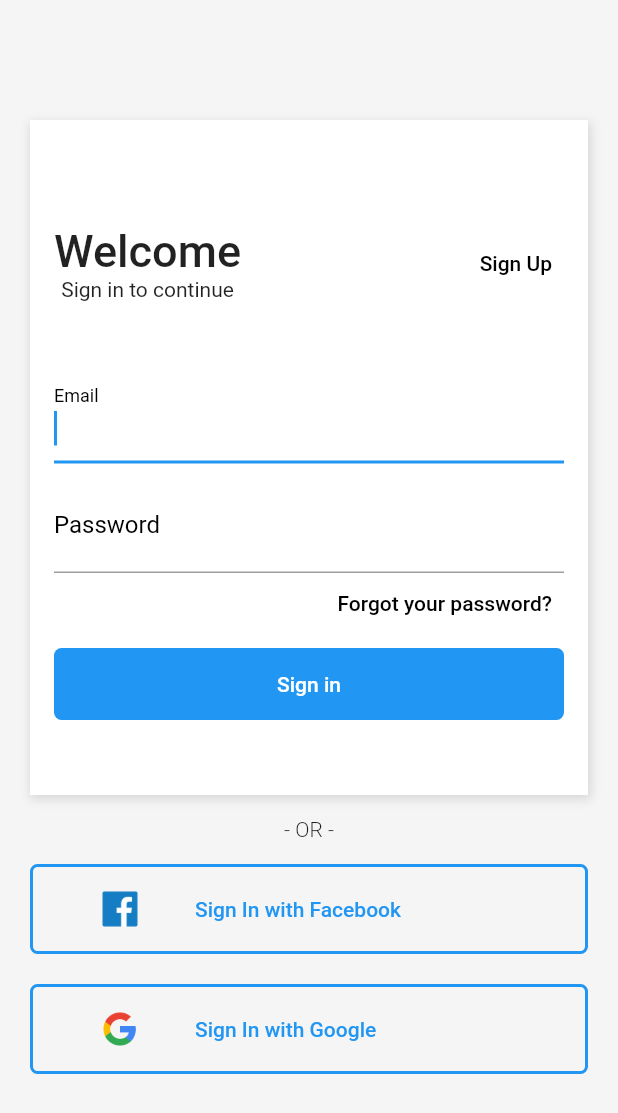
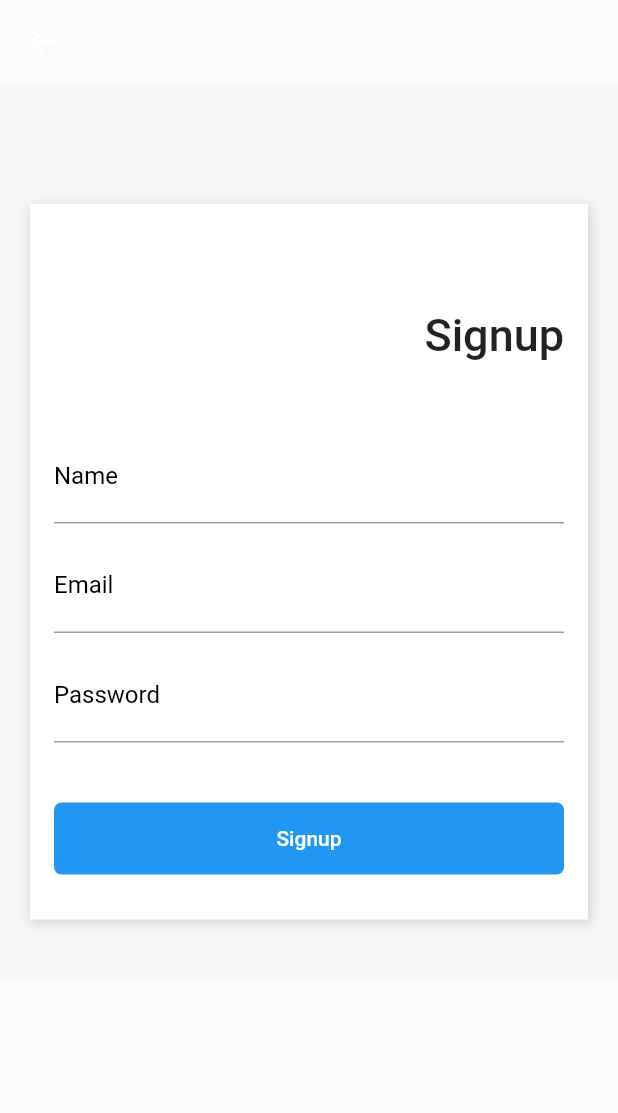
Before and after one commit to FelipeDias28/flutter-layout, a Flutter app: the screen it shows after launch, after a tap on "Sign Up", on a phone screen of 412 x 824 dp. Shown: the top 1113 px of the screen. Run offline on Flutter 3.47's test engine with Material 2 defaults, Android fonts, the phone set to English and light mode, and no system bars.

Commit message:
finalizado layout da tela de signup e criado navegação

```diff
--- a/lib/pages/login.page.dart
+++ b/lib/pages/login.page.dart
@@ -1,4 +1,5 @@
 import 'package:flutter/material.dart';
+import 'package:shopping/pages/signup.page.dart';
 
 class LoginPage extends StatelessWidget {
   const LoginPage({super.key});
@@ -63,7 +64,14 @@ class LoginPage extends StatelessWidget {
                                 color: Colors.black,
                               ),
                             ),
-                            onPressed: () {},
+                            onPressed: () {
+                              Navigator.push(
+                                context,
+                                MaterialPageRoute(
+                                  builder: (context) => const SignupPage(),
+                                ),
+                              );
+                            },
                           ),
                         ],
                       ),
--- /dev/null
+++ b/lib/pages/signup.page.dart
@@ -0,0 +1,142 @@
+import 'package:flutter/material.dart';
+
+class SignupPage extends StatelessWidget {
+  const SignupPage({super.key});
+
+  @override
+  Widget build(BuildContext context) {
+    return Scaffold(
+      appBar: // Somente a App BAr, permite que tenha a opção de voltar a página anterior
+          AppBar(
+        backgroundColor: Colors.white.withOpacity(0),
+        elevation:
+            0, // O quão elevado da tela, parece que esta mais próximo do usuário
+      ),
+      body: SingleChildScrollView(
+        child: Container(
+          color: const Color(0xFFF5F5F5),
+          padding: const EdgeInsets.only(
+            top: 80,
+            left: 20,
+            right: 20,
+            bottom: 40,
+          ),
+          child: Column(
+            children: [
+              Container(
+                decoration: const BoxDecoration(
+                  color: Colors.white, // Cor do fundo do container
+                  boxShadow: [
+                    BoxShadow(
+                      color: Colors.black12,
+                      offset: Offset(1, 2.0), // quantidade de sombra, projeção
+                      blurRadius: 5, // o quanto a sombra se expande
+                      spreadRadius: 1, // intensidade
+                    ),
+                  ],
+                ),
+                child: Padding(
+                  padding: const EdgeInsets.only(
+                    left: 16.0,
+                    right: 16.0,
+                    top: 70.0,
+                  ),
+                  child: Column(
+                    crossAxisAlignment: CrossAxisAlignment.stretch,
+                    children: [
+                      const Text(
+                        "Signup",
+                        textAlign: TextAlign.end,
+                        style: TextStyle(
+                          fontSize: 30,
+                          fontWeight: FontWeight.w500,
+                        ),
+                      ),
+                      const SizedBox(
+                        height: 45.0,
+                      ),
+                      TextFormField(
+                        keyboardType: TextInputType.text,
+                        decoration: const InputDecoration(
+                          labelText: "Name",
+                          labelStyle: TextStyle(
+                            color: Colors.black,
+                            fontWeight: FontWeight.w400,
+                            fontSize: 16.0,
+                          ),
+                        ),
+                        style: const TextStyle(
+                          fontSize: 20,
+                        ),
+                      ),
+                      const SizedBox(
+                        height: 10.0,
+                      ),
+                      TextFormField(
+                        keyboardType: TextInputType.emailAddress,
+                        decoration: const InputDecoration(
+                          labelText: "Email",
+                          labelStyle: TextStyle(
+                            color: Colors.black,
+                            fontWeight: FontWeight.w400,
+                            fontSize: 16.0,
+                          ),
+                        ),
+                        style: const TextStyle(
+                          fontSize: 20,
+                        ),
+                      ),
+                      const SizedBox(
+                        height: 10.0,
+                      ),
+                      TextFormField(
+                        keyboardType: TextInputType.text,
+                        obscureText: true,
+                        decoration: const InputDecoration(
+                          labelText: "Password",
+                          labelStyle: TextStyle(
+                            color: Colors.black,
+                            fontWeight: FontWeight.w400,
+                            fontSize: 16.0,
+                          ),
+                        ),
+                        style: const TextStyle(
+                          fontSize: 20,
+                        ),
+                      ),
+                      const SizedBox(
+                        height: 40.0,
+                      ),
+                      Container(
+                        width: double.infinity,
+                        decoration: const BoxDecoration(
+                          color: Colors.blue,
+                          borderRadius: BorderRadius.all(
+                            Radius.circular(5),
+                          ),
+                        ),
+                        child: TextButton(
+                          child: const Text(
+                            "Signup",
+                            style: TextStyle(
+                              color: Colors.white,
+                            ),
+                          ),
+                          onPressed: () {},
+                        ),
+                      ),
+                      const SizedBox(
+                        // dar espaçamento abaixo do botão
+                        height: 30.0,
+                      ),
+                    ],
+                  ),
+                ),
+              ),
+            ],
+          ),
+        ),
+      ),
+    );
+  }
+}
```
